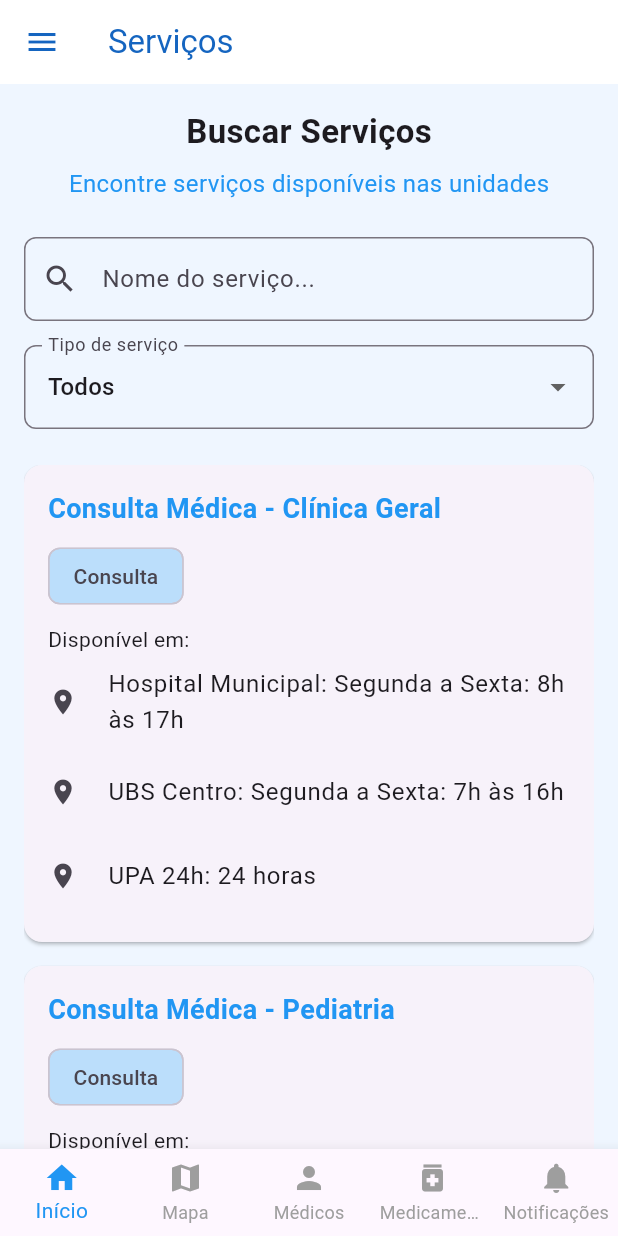
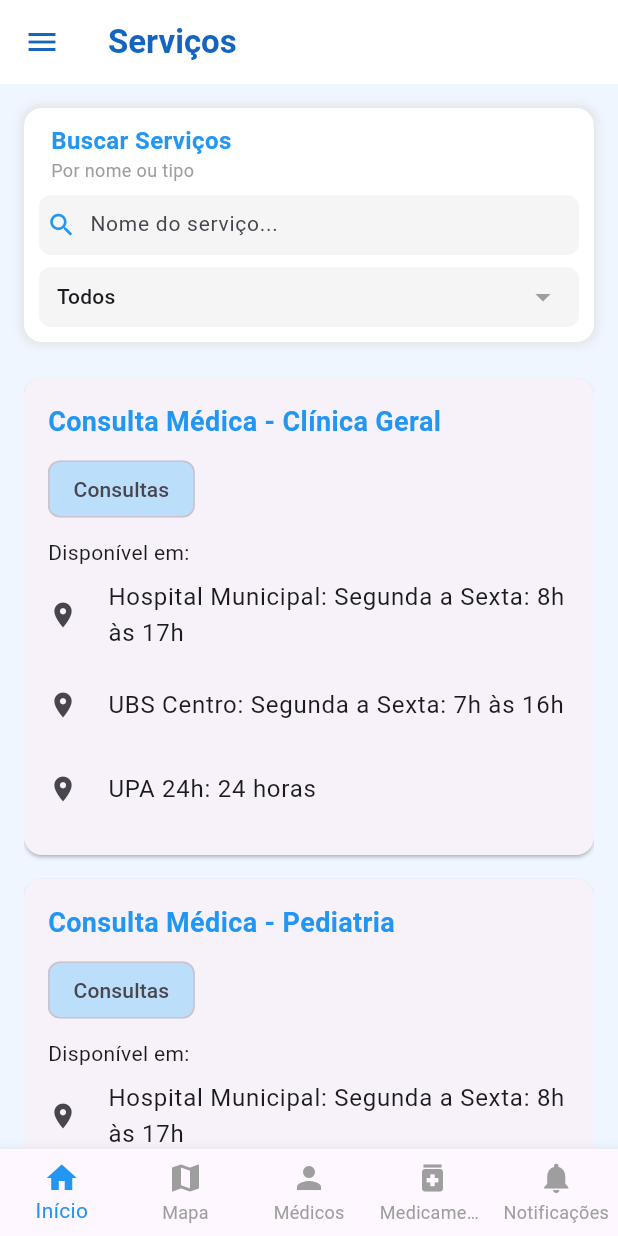
Before and after one commit to ElissonRochaa/MOBILE-25.1-BitHealth, a Flutter app: the ServicesPage screen opened by its route, on a phone screen of 412 x 824 dp. Run offline on Flutter 3.47's test engine with Material 3 defaults, Android fonts, the phone set to English and light mode, and no system bars; our stand-ins replace shared_preferences; accounts and stored records are empty.

Commit message:
feat: add dados mockados para service page

```diff
--- a/lib/pages/services_page.dart
+++ b/lib/pages/services_page.dart
@@ -13,11 +13,174 @@ class _ServicesPageState extends State<ServicesPage> {
   String? _serviceType = 'Todos';
   List<String> serviceTypes = ['Todos', 'Exames', 'Consultas', 'Procedimentos', 'Terapias'];
 
+  List<Map<String, dynamic>> _allServices = [
+    {
+      "title": "Consulta Médica - Clínica Geral",
+      "type": "Consultas",
+      "locations": [
+        "Hospital Municipal: Segunda a Sexta: 8h às 17h",
+        "UBS Centro: Segunda a Sexta: 7h às 16h",
+        "UPA 24h: 24 horas"
+      ],
+    },
+    {
+      "title": "Consulta Médica - Pediatria",
+      "type": "Consultas",
+      "locations": [
+        "Hospital Municipal: Segunda a Sexta: 8h às 17h",
+        "UBS Centro: Segunda, Quarta e Sexta: 8h às 12h"
+      ],
+    },
+    {
+      "title": "Exame de Sangue",
+      "type": "Exames",
+      "locations": [
+        "Hospital Municipal: Segunda a Sexta: 7h às 10h"
+      ],
+    },
+  ];
+
+  List<Map<String, dynamic>> _filteredServices = [];
+
+  @override
+  void initState() {
+    super.initState();
+    _filteredServices = List.from(_allServices);
+    _serviceController.addListener(_applyFilters);
+  }
+
+  void _applyFilters() {
+    String searchText = _serviceController.text.toLowerCase();
+    String selectedType = _serviceType ?? 'Todos';
+
+    setState(() {
+      _filteredServices = _allServices.where((service) {
+        final matchesName = service['title'].toLowerCase().contains(searchText);
+        final matchesType = selectedType == 'Todos' || service['type'] == selectedType;
+        return matchesName && matchesType;
+      }).toList();
+    });
+  }
+
+  @override
+  void dispose() {
+    _serviceController.dispose();
+    super.dispose();
+  }
+
+  Widget _buildServiceSearchContainer() {
+    return Container(
+      padding: const EdgeInsets.all(10),
+      decoration: BoxDecoration(
+        color: Colors.white,
+        borderRadius: BorderRadius.circular(12),
+        boxShadow: [BoxShadow(color: Colors.grey.shade300, spreadRadius: 1, blurRadius: 5)],
+      ),
+      child: Column(
+        crossAxisAlignment: CrossAxisAlignment.start,
+        children: [
+          Row(
+            children: [
+              // const Icon(Icons.search, color: Colors.blue, size: 20),
+              const SizedBox(width: 8),
+              const Expanded(
+                child: Column(
+                  crossAxisAlignment: CrossAxisAlignment.start,
+                  children: [
+                    Text(
+                      "Buscar Serviços",
+                      style: TextStyle(fontSize: 16, fontWeight: FontWeight.bold, color: Colors.blue),
+                    ),
+                    Text(
+                      "Por nome ou tipo",
+                      style: TextStyle(fontSize: 12, color: Colors.grey),
+                    ),
+                  ],
+                ),
+              ),
+            ],
+          ),
+          const SizedBox(height: 8),
+          Container(
+            height: 40,
+            decoration: BoxDecoration(
+              color: Colors.grey.shade100,
+              borderRadius: BorderRadius.circular(8),
+            ),
+            child: TextField(
+              controller: _serviceController,
+              style: const TextStyle(fontSize: 14),
+              textAlign: TextAlign.start,
+              decoration: InputDecoration(
+                hintText: 'Nome do serviço...',
+                hintStyle: const TextStyle(fontSize: 14),
+                border: InputBorder.none,
+                isDense: true,
+                contentPadding: const EdgeInsets.symmetric(vertical: 10,horizontal: 8),
+                prefixIconConstraints: const BoxConstraints(minWidth: 30, maxWidth: 30),
+                prefixIcon: const Icon(Icons.search, color: Colors.blue, size: 20),
+                suffixIcon: _serviceController.text.isNotEmpty
+                    ? IconButton(
+                        icon: const Icon(Icons.clear, color: Colors.grey, size: 18),
+                        onPressed: () {
+                          setState(() {
+                            _serviceController.clear();
+                            _applyFilters();
+                          });
+                        },
+                      )
+                    : null,
+              ),
+              onChanged: (value) {
+                _applyFilters();
+              },
+            ),
+          ),
+          const SizedBox(height: 8),
+          Container(
+            height: 40,
+            padding: const EdgeInsets.symmetric(horizontal: 12),
+            decoration: BoxDecoration(
+              color: Colors.grey.shade100,
+              borderRadius: BorderRadius.circular(8),
+            ),
+            child: DropdownButton<String>(
+              value: _serviceType,
+              onChanged: (String? newValue) {
+                setState(() {
+                  _serviceType = newValue!;
+                  _applyFilters();
+                });
+              },
+              underline: const SizedBox(),
+              icon: const Icon(Icons.arrow_drop_down, color: Colors.grey),
+              isExpanded: true,
+              items: serviceTypes.map((type) {
+                return DropdownMenuItem(
+                  value: type,
+                  child: Text(
+                    type,
+                    style: const TextStyle(fontSize: 14),
+                  ),
+                );
+              }).toList(),
+            ),
+          ),
+        ],
+      ),
+    );
+  }
+
   @override
   Widget build(BuildContext context) {
     return Scaffold(
       appBar: AppBar(
-        title: const Text("Serviços"),
+        title: const Text(
+          "Serviços",
+        style: TextStyle(
+        fontWeight: FontWeight.bold,
+          ),
+        ),
         centerTitle: false,
         backgroundColor: Colors.white,
         foregroundColor: Colors.blue.shade800,
@@ -32,81 +195,22 @@ class _ServicesPageState extends State<ServicesPage> {
         child: Column(
           children: [
             const SizedBox(height: 16),
-            const Text(
-              "Buscar Serviços",
-              style: TextStyle(fontSize: 22, fontWeight: FontWeight.bold),
-            ),
-            const SizedBox(height: 8),
-            const Text(
-              "Encontre serviços disponíveis nas unidades",
-              style: TextStyle(fontSize: 16, color: Colors.blue),
-            ),
+            _buildServiceSearchContainer(),
             const SizedBox(height: 24),
-            // Campo de busca
-            TextField(
-              controller: _serviceController,
-              decoration: InputDecoration(
-                labelText: 'Nome do serviço...',
-                prefixIcon: const Icon(Icons.search),
-                border: OutlineInputBorder(
-                  borderRadius: BorderRadius.circular(8),
-                ),
-              ),
-            ),
-            const SizedBox(height: 16),
-            // Filtro por tipo de serviço
-            DropdownButtonFormField<String>(
-              value: _serviceType,
-              onChanged: (String? newValue) {
-                setState(() {
-                  _serviceType = newValue!;
-                });
-              },
-              decoration: InputDecoration(
-                labelText: 'Tipo de serviço',
-                border: OutlineInputBorder(
-                  borderRadius: BorderRadius.circular(8),
-                ),
-              ),
-              items: serviceTypes
-                  .map<DropdownMenuItem<String>>((String value) {
-                return DropdownMenuItem<String>(
-                  value: value,
-                  child: Text(value),
-                );
-              }).toList(),
-            ),
-            const SizedBox(height: 24),
-            // Lista de serviços
             Expanded(
-              child: ListView(
-                children: [
-                  ServiceCard(
-                    title: "Consulta Médica - Clínica Geral",
-                    type: "Consulta",
-                    locations: [
-                      "Hospital Municipal: Segunda a Sexta: 8h às 17h",
-                      "UBS Centro: Segunda a Sexta: 7h às 16h",
-                      "UPA 24h: 24 horas"
-                    ],
-                  ),
-                  ServiceCard(
-                    title: "Consulta Médica - Pediatria",
-                    type: "Consulta",
-                    locations: [
-                      "Hospital Municipal: Segunda a Sexta: 8h às 17h",
-                      "UBS Centro: Segunda, Quarta e Sexta: 8h às 12h"
-                    ],
-                  ),
-                  ServiceCard(
-                    title: "Exame de Sangue",
-                    type: "Exame",
-                    locations: [
-                      "Hospital Municipal: Segunda a Sexta: 7h às 10h"
-                    ],
-                  ),
-                ],
-              ),
+              child: _filteredServices.isEmpty
+                  ? const Center(child: Text("Nenhum serviço encontrado."))
+                  : ListView.builder(
+                      itemCount: _filteredServices.length,
+                      itemBuilder: (context, index) {
+                        final service = _filteredServices[index];
+                        return ServiceCard(
+                          title: service['title'],
+                          type: service['type'],
+                          locations: List<String>.from(service['locations']),
+                        );
+                      },
+                    ),
             ),
           ],
         ),
@@ -140,7 +244,10 @@ class ServiceCard extends StatelessWidget {
             Text(
               title,
               style: const TextStyle(
-                  fontSize: 18, fontWeight: FontWeight.bold, color: Colors.blue),
+                fontSize: 18,
+                fontWeight: FontWeight.bold,
+                color: Colors.blue,
+              ),
             ),
             const SizedBox(height: 8),
             Chip(
@@ -149,13 +256,12 @@ class ServiceCard extends StatelessWidget {
             ),
             const SizedBox(height: 8),
             const Text("Disponível em:"),
-            for (var location in locations) ...[
+            for (var location in locations)
               ListTile(
                 contentPadding: EdgeInsets.zero,
                 leading: const Icon(Icons.location_on, size: 20),
                 title: Text(location),
               ),
-            ],
           ],
         ),
       ),
```
